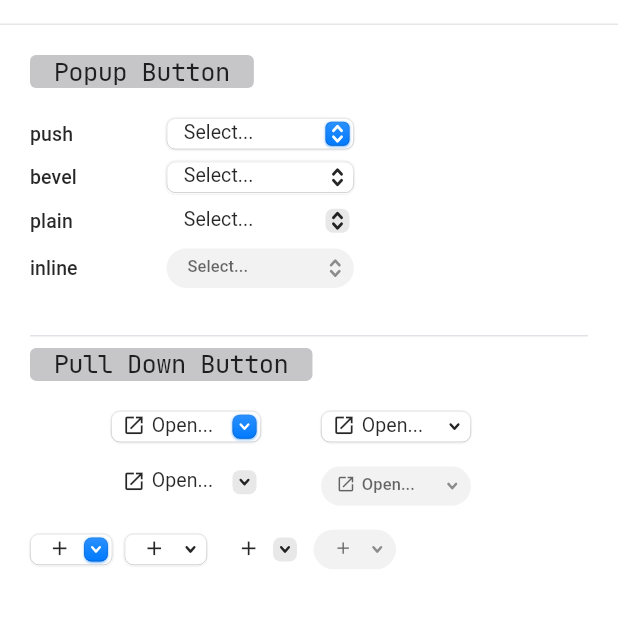
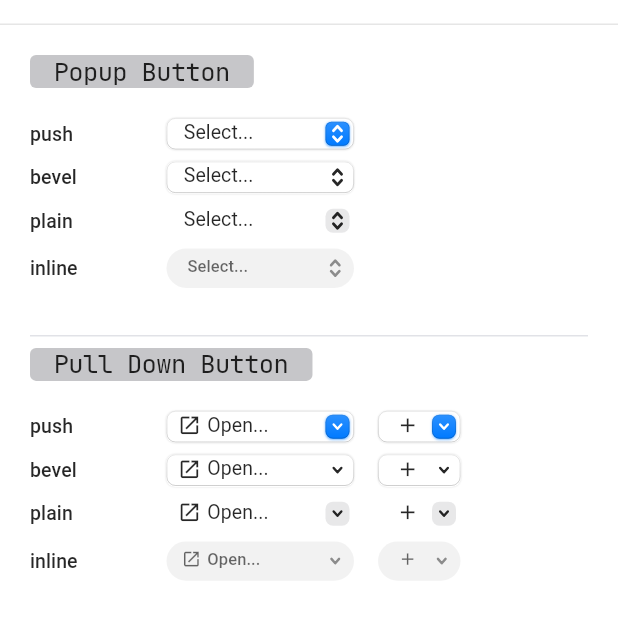
Before and after one commit to sephiroth74/appkit_ui_elements, a Flutter app: the PopupButtonPage screen opened directly, on a phone screen of 412 x 824 dp, the part 53-693 px from its top. Run offline on Flutter 3.47's test engine with Material 3 defaults, Android fonts, the phone set to English and light mode, and no system bars; our stand-ins replace dartz, equatable, google_fonts, gradient_borders, plugin_platform_interface, rxdart; missing offline and left inert: appkit_ui_element_colors, indexed, macos_window_utils; Roboto replaces fonts that are missing (.AppleSystemUIFont).

Commit message:
updated changelog + examples

```diff
--- a/example/lib/pages/popup_button_page.dart
+++ b/example/lib/pages/popup_button_page.dart
@@ -177,18 +177,21 @@ class _PopupButtonPageState extends State<PopupButtonPage> {
                       ),
                       const WidgetTitle(label: 'Pull Down Button'),
                       const SizedBox(height: 20.0),
-                      Column(children: [
-                        Wrap(
-                          spacing: 16.0,
-                          runSpacing: 16.0,
+                      for (AppKitPulldownButtonStyle style
+                          in AppKitPulldownButtonStyle.values) ...[
+                        Padding(
+                          padding: const EdgeInsets.only(bottom: 8.0),
+                          child: Row(
+                            mainAxisSize: MainAxisSize.max,
                             children: [
-                            AppKitPulldownButtonStyle.push,
-                            AppKitPulldownButtonStyle.bevel,
-                            AppKitPulldownButtonStyle.plain,
-                            AppKitPulldownButtonStyle.inline,
-                          ]
-                              .map((style) => [
-                                    AppKitPulldownButton(
+                              SizedBox(
+                                  width: 75,
+                                  child: AppKitLabel(text: Text(style.name))),
+                              const SizedBox(width: 16.0),
+                              Container(
+                                  constraints: const BoxConstraints(
+                                      minWidth: 125, maxWidth: 200),
+                                  child: AppKitPulldownButton(
                                     canRequestFocus: true,
                                     title: 'Open...',
                                     textAlign: TextAlign.start,
@@ -196,45 +199,28 @@ class _PopupButtonPageState extends State<PopupButtonPage> {
                                         AppKitMenuImageAlignment.leading,
                                     icon: Icons.open_in_new,
                                     minWidth: 100,
+                                    controlSize: AppKitControlSize.regular,
                                     onItemSelected: (value) {
                                       debugPrint('onItemSelected: $value');
                                     },
                                     menuBuilder: pullDownMenuBuilder,
                                     style: style,
-                                    ),
-                                    const SizedBox(width: 8.0)
-                                  ])
-                              .expand((element) => element)
-                              .toList(),
-                        ),
-                        const SizedBox(height: 16.0),
-                        Row(
-                          children: [
-                            AppKitPulldownButtonStyle.push,
-                            AppKitPulldownButtonStyle.bevel,
-                            AppKitPulldownButtonStyle.plain,
-                            AppKitPulldownButtonStyle.inline,
-                          ]
-                              .map((style) => [
+                                  )),
+                              const SizedBox(width: 16.0),
                               AppKitPulldownButton(
                                 controlSize: AppKitControlSize.regular,
                                 canRequestFocus: false,
-                                      imageAlignment:
-                                          AppKitMenuImageAlignment.start,
+                                imageAlignment: AppKitMenuImageAlignment.start,
                                 icon: Icons.add,
                                 minWidth: 55,
                                 onItemSelected: (value) {},
                                 menuBuilder: pullDownMenuBuilder,
                                 style: style,
                               ),
-                                    const SizedBox(width: 8.0)
-                                  ])
-                              .expand((element) => element)
-                              .toList(),
+                            ],
                           ),
-                        const SizedBox(height: 16.0)
-                      ]),
-                      const SizedBox(width: 16.0, height: 16.0),
+                        ),
+                      ],
                     ],
                   );
                 },
--- a/lib/src/controls/appkit_custom_painter_button.dart
+++ b/lib/src/controls/appkit_custom_painter_button.dart
@@ -32,6 +32,7 @@ class AppKitCustomPainterButton extends StatefulWidget {
 
 class _AppKitCustomPainterButtonState extends State<AppKitCustomPainterButton> {
   bool _buttonHeldDown = false;
+  // ignore: unused_field
   bool _isHovered = false;
 
   void _handleTapDown(TapDownDetails event) {
--- a/lib/src/controls/appkit_rating_indicator.dart
+++ b/lib/src/controls/appkit_rating_indicator.dart
@@ -2,7 +2,6 @@ import 'package:appkit_ui_elements/appkit_ui_elements.dart';
 import 'package:flutter/material.dart';
 
 const _kSize = 13.0;
-const _kItemsPadding = -1.0;
 
 class AppKitRatingIndicator extends StatefulWidget {
   final int min;
--- a/pubspec.yaml
+++ b/pubspec.yaml
@@ -1,6 +1,6 @@
 name: appkit_ui_elements
-description: "App Kit Ui Elements. Flutter widgets and themes implementing the current macOS design language. It was inspired by the great <a href='https://pub.dev/packages/macos_ui'>macos_ui</a> package."
-version: 0.0.8
+description: "Flutter widgets and themes for the current macOS desktop. It was inspired by the great [macos_ui](https://pub.dev/packages/macos_ui) library."
+version: 0.0.9
 homepage: https://github.com/sephiroth74/appkit_ui_elements
 repository: https://github.com/sephiroth74/appkit_ui_elements
 
```
Also changed, not shown: 1 other file. Lines whose indentation alone changed are shown as unchanged.
